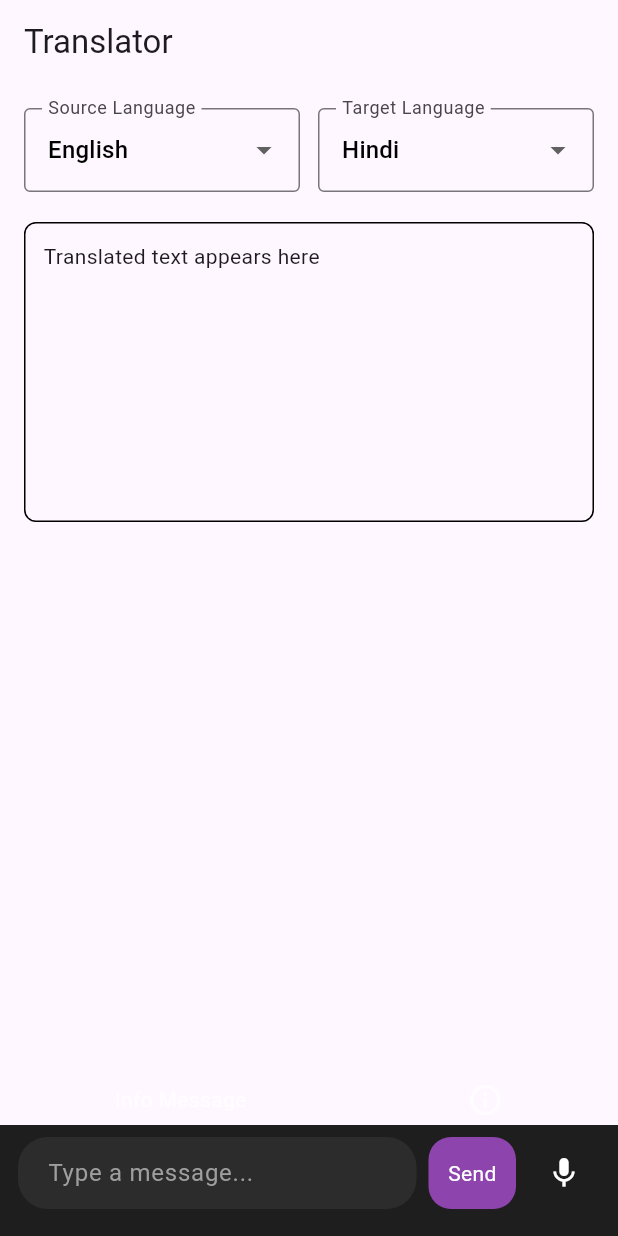
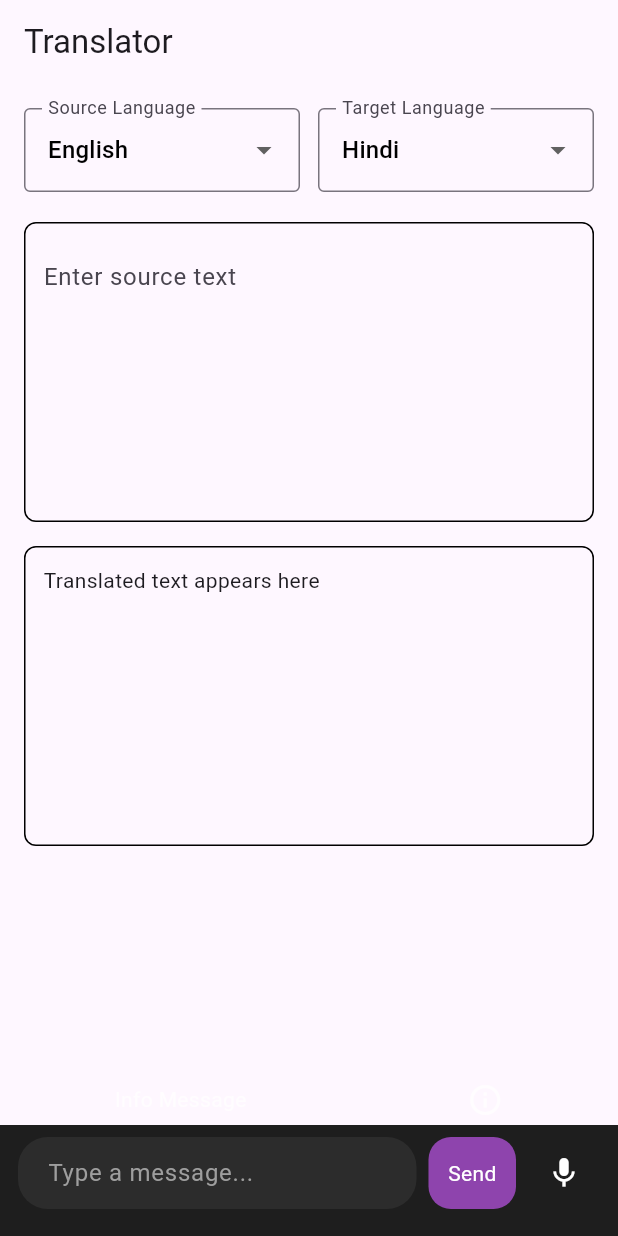
Before and after one commit to yudhisthira123/translation_ollama, a Flutter app: the screen it shows after launch, after a tap on the "mic off" icon, on a phone screen of 412 x 824 dp. Run offline on Flutter 3.47's test engine with Material 3 defaults, Android fonts, the phone set to English and light mode, and no system bars; our stand-ins replace speech_to_text; missing offline and left inert: ollama_dart.

Commit message:
UI refined

```diff
--- a/lib/providers/translation_provider.dart
+++ b/lib/providers/translation_provider.dart
@@ -3,7 +3,8 @@ import 'package:ollama_dart/ollama_dart.dart';
 
 class TranslationProvider extends ChangeNotifier {
   final List<String> languages = ["English", "Hindi", "German"];
-  final client = OllamaClient(baseUrl: "http://192.168.2.37:11434/api");
+  // final client = OllamaClient(baseUrl: "http://192.168.2.37:11434/api");
+  final client = OllamaClient(baseUrl: "http://192.168.0.106:11434/api");
 
   String _sourceLanguage = "English";
   String _targetLanguage = "Hindi";
@@ -14,6 +15,7 @@ class TranslationProvider extends ChangeNotifier {
   String get sourceLanguage => _sourceLanguage;
   String get targetLanguage => _targetLanguage;
   String get translatedText => _translatedText;
+  String get inputText => _inputText;
 
   void setSourceLanguage(String value) {
     _sourceLanguage = value;
@@ -41,6 +43,7 @@ class TranslationProvider extends ChangeNotifier {
 
   void setInputText(String text) {
     _inputText = text;
+    notifyListeners();
   }
 
   Future<void> translate() async {
--- a/lib/screens/translation_screen.dart
+++ b/lib/screens/translation_screen.dart
@@ -97,6 +97,30 @@ class TranslationScreen extends StatelessWidget {
                           ),
 
                           const SizedBox(height: 20),
+                          /// SOURCE TEXT BOX (editable)
+                          Container(
+                            height: 200,
+                            width: double.infinity,
+                            padding: const EdgeInsets.all(12),
+                            decoration: BoxDecoration(
+                              border: Border.all(),
+                              borderRadius: BorderRadius.circular(8),
+                            ),
+                            child: TextField(
+                              controller: TextEditingController(text: provider.inputText)
+                                ..selection = TextSelection.fromPosition(
+                                  TextPosition(offset: provider.inputText.length),
+                                ),
+                              maxLines: null,
+                              decoration: const InputDecoration(
+                                hintText: "Enter source text",
+                                border: InputBorder.none,
+                              ),
+                              onChanged: provider.setInputText,
+                            ),
+                          ),
+
+                          const SizedBox(height: 16),
 
                           /// TRANSLATED TEXT BOX
                           Container(
@@ -107,38 +131,15 @@ class TranslationScreen extends StatelessWidget {
                               border: Border.all(),
                               borderRadius: BorderRadius.circular(8),
                             ),
-                            child: Text(
-                              provider.translatedText.isEmpty
-                                  ? "Translated text appears here"
-                                  : provider.translatedText,
+                            child: SingleChildScrollView(
+                              child: Text(
+                                provider.translatedText.isEmpty
+                                    ? "Translated text appears here"
+                                    : provider.translatedText,
+                              ),
                             ),
                           ),
 
-                          // const Spacer(),
-                          //
-                          // /// INPUT FIELD
-                          // ChatInputWidget(),
-                          // Row(
-                          //   children: [
-                          //     Expanded(
-                          //       child: TextField(
-                          //         decoration: const InputDecoration(
-                          //           hintText: "Enter text",
-                          //           border: OutlineInputBorder(),
-                          //         ),
-                          //         onChanged: provider.setInputText,
-                          //       ),
-                          //     ),
-                          //     IconButton(
-                          //       icon: const Icon(Icons.mic),
-                          //       onPressed: () {},
-                          //     ),
-                          //     IconButton(
-                          //       icon: const Icon(Icons.send),
-                          //       onPressed: provider.translate,
-                          //     ),
-                          //   ],
-                          // ),
                         ],
                       ),
                     ),
--- a/lib/util/widgets/chatInputWidget.dart
+++ b/lib/util/widgets/chatInputWidget.dart
@@ -18,6 +18,9 @@ class _ChatInputWidgetState extends State<ChatInputWidget> {
   final TextEditingController messageController = TextEditingController();
   late stt.SpeechToText _speech;
   bool _isListening = false;
+  String _lastWords = "";
+  bool _speechEnabled = false;
+  bool _receivedFinalResult = false;
   final GlobalKey<TooltipState> _tooltipKey = GlobalKey<TooltipState>();
 
   bool _showHelperText = true;
@@ -47,34 +50,150 @@ class _ChatInputWidgetState extends State<ChatInputWidget> {
   void initState() {
     super.initState();
     _speech = stt.SpeechToText();
+
+    _speech.initialize(
+      onStatus: _onSpeechStatus,
+      onError: (error) {
+        print("Speech error: $error");
+        if (_isListening) _restartListening();
+      },
+    ).then((enabled) {
+      _speechEnabled = enabled;
+    });
+  }
+
+  void _onSpeechStatus(String status) {
+    print("Speech status: $status");
+
+    // if (status == "done" && _isListening) {
+    //   _speech.stop(); // important for Android
+    //   _restartListening();
+    // }
+    /// silence pause reached (pauseFor: 3 sec)
+    // if (status == "notListening" && _isListening) {
+    //   print("Stopped due to silence pause");
+    //   _stopListening(); // stop permanently
+    //   return;
+    // }
+
+    /// Android timeout (~10 sec)
+    if (status == "done" && _isListening) {
+      print("Restarting due to Android timeout");
+      _restartListening();
+    }
+  }
+
+  // void _restartListening() async {
+  //   if (!_isListening) return;
+  //
+  //   await _speech.stop();
+  //
+  //   await Future.delayed(const Duration(milliseconds: 300));
+  //
+  //   if (_isListening) {
+  //     print("Restarting listening...");
+  //     _startListening();
+  //   }
+  // }
+
+  void _restartListening() async {
+    if (!_isListening || !_speechEnabled) return;
+
+    await Future.delayed(const Duration(milliseconds: 300));
+
+    if (!_isListening) return;
+
+    print("Restarting listening...");
+
+    _speech.listen(
+      onResult: (val) {
+        final text = val.recognizedWords;
+
+        if (val.finalResult) {
+          _receivedFinalResult = true;
+
+          _lastWords = "$_lastWords ${val.recognizedWords}".trim();
+        }
+
+        final fullText = val.finalResult
+            ? _lastWords
+            : "$_lastWords ${val.recognizedWords}".trim();
+
+
+        setState(() {
+          messageController.text = fullText;
+          messageController.selection =
+              TextSelection.collapsed(offset: text.length);
+        });
+
+        widget.translationProvider.setInputText(fullText);
+      },
+      listenFor: const Duration(seconds: 30),
+      pauseFor: const Duration(seconds: 3),
+      listenOptions: stt.SpeechListenOptions(
+        partialResults: true,
+        listenMode: stt.ListenMode.dictation,
+        cancelOnError: false,
+      ),
+    );
   }
 
   void _startListening() async {
-    bool available = await _speech.initialize(
-      onStatus: (val) {
-        if (val == 'done') {
-          _stopListening();
-          // _sendMessage();
-        }
-      },
-      onError: (val) => print('onError: $val'),
-    );
+    // bool available = await _speech.initialize(
+    //   onStatus: (val) {
+    //     if (val == 'done') {
+    //       _stopListening();
+    //       // _sendMessage();
+    //     }
+    //   },
+    //   onError: (val) => print('onError: $val'),
+    // );
+    //
+    // if (available) {
 
-    if (available) {
-      setState(() => _isListening = true);
+    if (!_speech.isAvailable) {
+      print("Speech not available");
+      return;
+    }
+
+    // _lastWords = "";
+    if (!_isListening) {
+      _lastWords = messageController.text; // ✅ keep existing text
+    }
+
+    setState(() => _isListening = true);
       _speech.listen(
         onResult: (val) {
+          final text = val.recognizedWords;
+
+          if (val.finalResult) {
+            /// append only final confirmed words
+            _lastWords = "$_lastWords ${val.recognizedWords}".trim();
+          }
+
+          /// show live + previous words
+          final fullText = val.finalResult
+              ? _lastWords
+              : "$_lastWords ${val.recognizedWords}".trim();
+
           setState(() {
-            messageController.text = val.recognizedWords;
+            messageController.text = fullText;
             messageController.selection = TextSelection.fromPosition(
               TextPosition(offset: messageController.text.length),
             );
           });
+
+          widget.translationProvider.setInputText(fullText);
         },
-        listenFor: const Duration(seconds: 10),
-        pauseFor: const Duration(seconds: 2),
+        listenFor: const Duration(seconds: 30),
+        pauseFor: const Duration(seconds:5),
+        listenOptions: stt.SpeechListenOptions(
+          partialResults: true,
+          listenMode: stt.ListenMode.dictation,
+          cancelOnError: false,
+        ),
       );
-    }
+    // }
   }
 
   void _stopListening() {
@@ -151,6 +270,7 @@ class _ChatInputWidgetState extends State<ChatInputWidget> {
                       Expanded(
                         child: TextField(
                           controller: messageController,
+                          onChanged: widget.translationProvider.setInputText,
                           style: const TextStyle(color: Colors.white),
                           decoration: InputDecoration(
                             hintText: "Type a message...",
@@ -215,4 +335,11 @@ class _ChatInputWidgetState extends State<ChatInputWidget> {
       ),
     );
   }
+
+  @override
+  void dispose() {
+    _speech.stop();
+    messageController.dispose();
+    super.dispose();
+  }
 }
```
